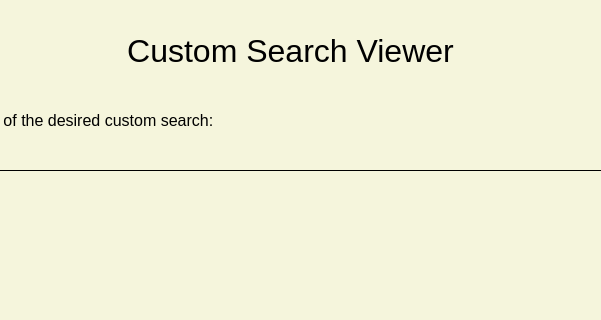
Above: guis/custom.ui from adamhastings02/MEng-Individual-Project-Software before the change; both pictures show x 170 to 771 and y 0 to 320 of the 967 by 859 pixel window. Below: the same form after it.
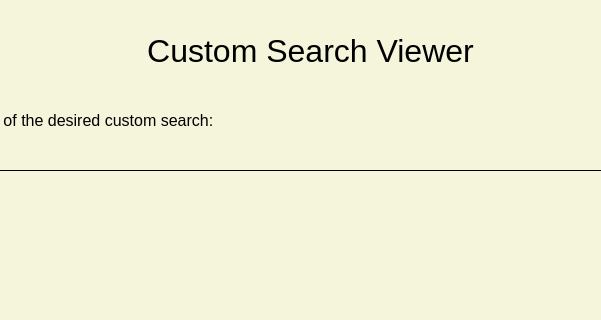
That is the form after the change.

Patch:
```diff
--- a/guis/custom.ui
+++ b/guis/custom.ui
@@ -101,7 +101,7 @@
    <widget class="QLabel" name="lab_program">
     <property name="geometry">
      <rect>
-      <x>250</x>
+      <x>270</x>
       <y>20</y>
       <width>421</width>
       <height>61</height>
```
